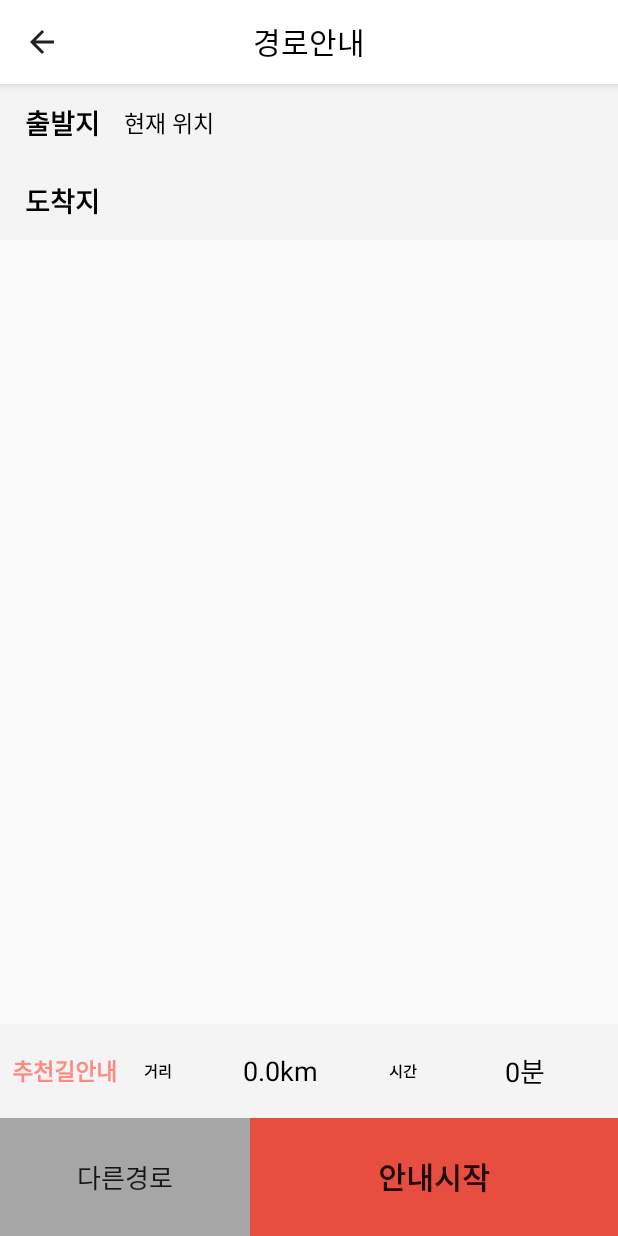
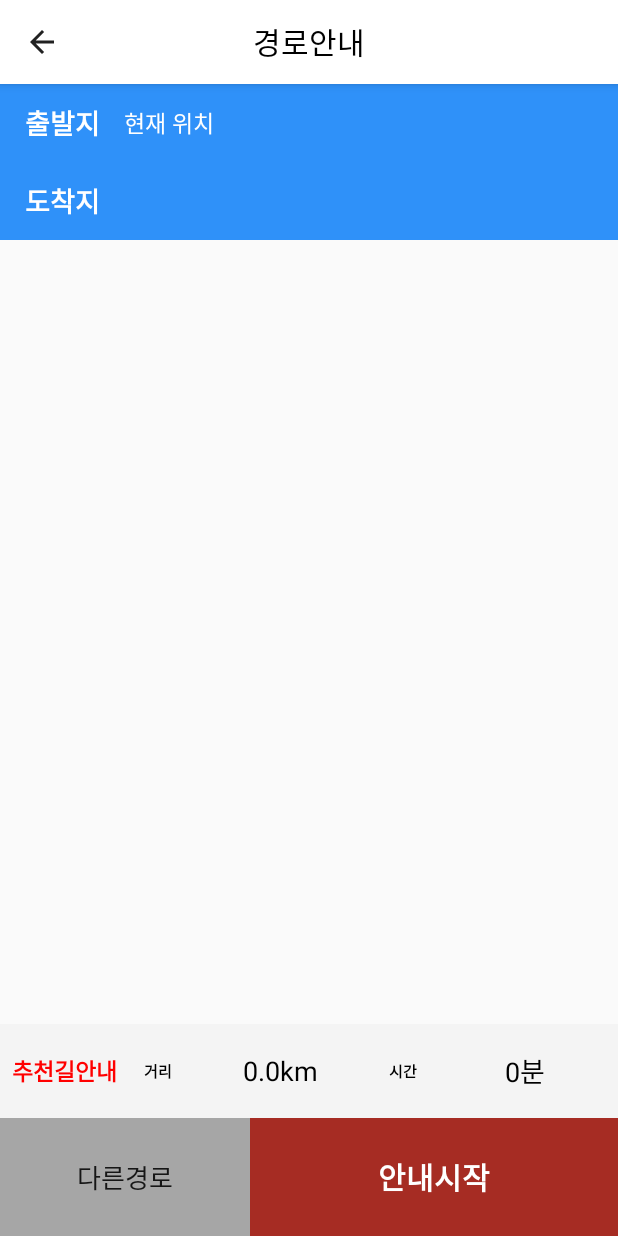
Before and after one commit to woga1999/SWContest, an Android app: the ReadyActivity screen opened directly, with no data from a screen before it, on a phone screen of 412 x 824 dp. Run offline under Robolectric (Android 15) with nearby library versions, the phone set to English and light mode, and no system bars; libraries missing offline, so code that uses them is left out: com.skp; 12 statements that could not run were skipped.

Commit message:
메인화면 버튼, Ready,Navigation Activity 수정

```diff
--- a/Navigation/app/src/main/res/drawable/secondinform.xml
+++ b/Navigation/app/src/main/res/drawable/secondinform.xml
@@ -4,7 +4,7 @@
     android:shape="rectangle">
 
     <!-- 테두리 내부 색상 설정 -->
-    <solid android:color="#014666" />
+    <solid android:color="#0978ea" />
 
     <!-- 테두리 내부 여백 설정 -->
     <corners
--- a/Navigation/app/src/main/res/layout/activity_menu.xml
+++ b/Navigation/app/src/main/res/layout/activity_menu.xml
@@ -27,7 +27,7 @@
                 android:layout_width="wrap_content"
                 android:layout_height="match_parent"
                 android:layout_gravity="center"
-                android:background="@drawable/ss"/>
+                android:background="@drawable/startest2"/>
         </LinearLayout>
         <LinearLayout
             android:layout_margin="7dp"
@@ -40,7 +40,7 @@
                 android:layout_width="match_parent"
                 android:layout_height="match_parent"
                 android:layout_gravity="center"
-                android:background="@drawable/gasstation"
+                android:background="@drawable/gasstationtest"
                 />
         </LinearLayout>
 
@@ -70,7 +70,7 @@
                 android:layout_width="match_parent"
                 android:layout_height="match_parent"
                 android:layout_gravity="center"
-                android:background="@drawable/bluetooth"
+                android:background="@drawable/bluetoothtest"
                 />
         </LinearLayout>
 
--- a/Navigation/app/src/main/res/layout/activity_ready.xml
+++ b/Navigation/app/src/main/res/layout/activity_ready.xml
@@ -12,13 +12,13 @@
         android:id="@+id/addressLayout"
         android:layout_width="match_parent"
         android:layout_height="0dp"
-        android:orientation="vertical"
-        android:background="#F4F4F4"
-        android:layout_weight="2">
+        android:layout_weight="2"
+        android:background="#2f91f9"
+        android:orientation="vertical">
 
         <LinearLayout
             android:layout_width="match_parent"
-            android:layout_height="match_parent"
+            android:layout_height="0dp"
             android:layout_weight="1"
             android:orientation="horizontal">
 
@@ -28,23 +28,23 @@
                 android:layout_weight="0.8"
                 android:gravity="center"
                 android:text="출발지"
-                android:textStyle="bold"
-                android:textColor="#000000"
-                android:textSize="18dp" />
+                android:textColor="#FFFFFF"
+                android:textSize="18dp"
+                android:textStyle="bold" />
 
             <TextView
                 android:id="@+id/startPointAddress"
                 android:layout_width="match_parent"
                 android:layout_height="match_parent"
+                android:layout_weight="0.2"
                 android:gravity="center_vertical"
-                android:textColor="#000000"
-                android:layout_weight="0.2"
-                android:textSize="15dp"/>
+                android:textColor="#FFFFFF"
+                android:textSize="15dp" />
         </LinearLayout>
 
         <LinearLayout
             android:layout_width="match_parent"
-            android:layout_height="match_parent"
+            android:layout_height="0dp"
             android:layout_weight="1">
 
             <TextView
@@ -53,18 +53,18 @@
                 android:layout_weight="0.8"
                 android:gravity="center"
                 android:text="도착지"
-                android:textStyle="bold"
-                android:textColor="#000000"
-                android:textSize="18dp" />
+                android:textColor="#FFFFFF"
+                android:textSize="18dp"
+                android:textStyle="bold" />
 
             <TextView
                 android:id="@+id/departmentAddress"
                 android:layout_width="match_parent"
                 android:layout_height="match_parent"
+                android:layout_weight="0.2"
                 android:gravity="center_vertical"
-                android:textColor="#000000"
-                android:textSize="15dp"
-                android:layout_weight="0.2" />
+                android:textColor="#FFFFFF"
+                android:textSize="15dp" />
         </LinearLayout>
     </LinearLayout>
 
@@ -91,7 +91,7 @@
             android:layout_weight="0.7"
             android:gravity="center"
             android:text="추천길안내"
-            android:textColor="#FF8880"
+            android:textColor="#FF0000"
             android:textSize="15dp"
             android:textStyle="bold" />
         <TextView
@@ -160,9 +160,10 @@
             android:layout_width="wrap_content"
             android:layout_height="match_parent"
             android:layout_weight="2"
-            android:background="#E84E40"
+            android:background="#a62c23"
             android:textSize="20dp"
             android:textStyle="bold"
+            android:textColor="#FFFFFF"
             android:text="안내시작" />
 
 
```
Also changed, not shown: Navigation/app/src/main/java/com/example/woga1/navigation/Activity/NavigationActivity.java (+42 -1 lines), Navigation/app/src/main/res/layout/activity_navigation.xml (+11 -8 lines), Navigation/app/src/main/res/drawable/bluetoothtest.PNG (added), Navigation/app/src/main/res/drawable/gasstationtest.PNG (added), Navigation/app/src/main/res/drawable/ss.png (deleted), Navigation/app/src/main/res/drawable/startest.png, Navigation/app/src/main/res/drawable/startest2.PNG (added).
